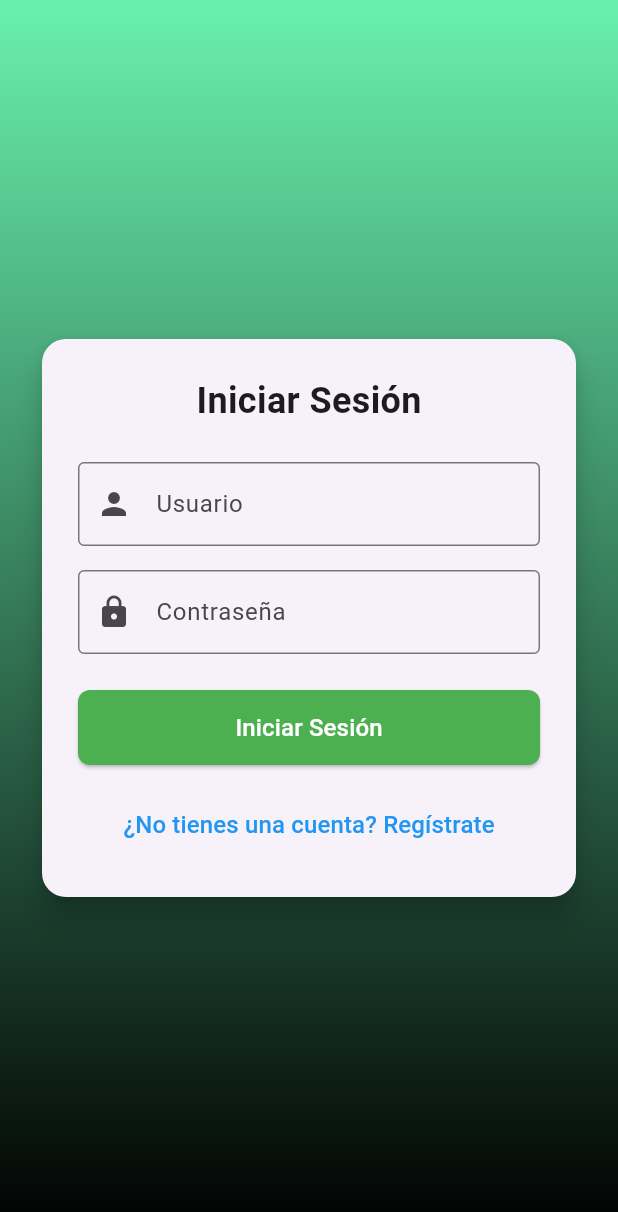
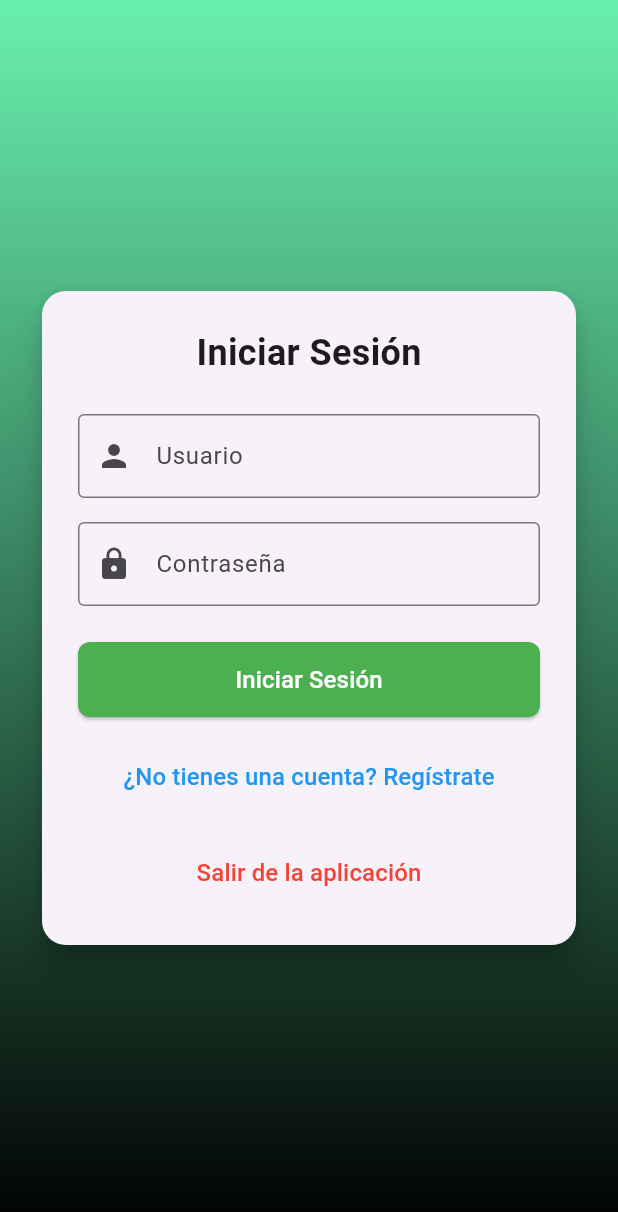
Before and after one commit to JuanCarlos92/App_reparto_Flutter, a Flutter app: the LoginScreen screen opened directly, on a phone screen of 412 x 824 dp. Shown: the top 1212 px of the screen. Run offline on Flutter 3.47's test engine with Material 3 defaults, Android fonts, the light colour scheme and no system bars; our stand-ins replace flutter_secure_storage, geolocator; accounts and stored records are empty.

Commit message:
lista con json client simulando ( sin conexion al back, botones cerrar sesion y salir de la app

```diff
--- /dev/null
+++ b/app_geolocalizacion/lib/screens/login_form.dart
@@ -0,0 +1,179 @@
+import 'dart:io';
+
+import 'package:flutter/material.dart';
+
+// Clase StatefulWidget que representa el formulario de login y registro
+class LoginForm extends StatefulWidget {
+  // Clave global para manejar el estado del formulario
+  final GlobalKey<FormState> formKey;
+
+  // Controladores para los campos de texto de usuario, contraseña y dominio
+  final TextEditingController usernameController;
+  final TextEditingController passwordController;
+  final TextEditingController domainController;
+
+  // Indica si el formulario actual es de login o registro
+  final bool isLoginForm;
+
+  // Callbacks para las acciones de login, registro y cambio de formulario
+  final VoidCallback onLogin;
+  final VoidCallback onRegister;
+  final VoidCallback toggleForm;
+
+  // Estados de carga para los botones de login y registro
+  final bool isLoading;
+  final bool isRegistering;
+
+  // Constructor que recibe todos los parámetros necesarios
+  const LoginForm({
+    super.key,
+    required this.formKey,
+    required this.usernameController,
+    required this.passwordController,
+    required this.domainController,
+    required this.isLoginForm,
+    required this.onLogin,
+    required this.onRegister,
+    required this.toggleForm,
+    required this.isLoading,
+    required this.isRegistering,
+  });
+
+  @override
+  // Método que crea el estado del widget
+  // ignore: library_private_types_in_public_api
+  _LoginFormState createState() => _LoginFormState();
+}
+
+// Clase que maneja el estado del widget LoginForm
+class _LoginFormState extends State<LoginForm> {
+  @override
+  Widget build(BuildContext context) {
+    return Form(
+      // Asigna la clave global al formulario
+      key: widget.formKey,
+      child: Column(
+        // Ajusta el tamaño principal de la columna al mínimo necesario
+        mainAxisSize: MainAxisSize.min,
+        children: [
+          // Título del formulario que cambia según el estado (login o registro)
+          Text(
+            widget.isLoginForm ? 'Iniciar Sesión' : 'Registrarse',
+            style: const TextStyle(
+              fontSize: 24,
+              fontWeight: FontWeight.bold,
+            ),
+          ),
+          const SizedBox(height: 24),
+          // Campo de texto para el nombre de usuario
+          TextFormField(
+            controller: widget.usernameController,
+            decoration: const InputDecoration(
+              labelText: 'Usuario',
+              prefixIcon: Icon(Icons.person),
+              border: OutlineInputBorder(),
+            ),
+            // Validación para asegurar que el campo no esté vacío
+            validator: (value) {
+              if (value == null || value.isEmpty) {
+                return 'Por favor ingresa tu usuario';
+              }
+              return null;
+            },
+          ),
+          const SizedBox(height: 16),
+          // Campo de texto para la contraseña
+          TextFormField(
+            controller: widget.passwordController,
+            decoration: const InputDecoration(
+              labelText: 'Contraseña',
+              prefixIcon: Icon(Icons.lock),
+              border: OutlineInputBorder(),
+            ),
+            // Oculta el texto ingresado
+            obscureText: true,
+            // Validación para asegurar que el campo no esté vacío
+            validator: (value) {
+              if (value == null || value.isEmpty) {
+                return 'Por favor ingresa tu contraseña';
+              }
+              return null;
+            },
+          ),
+          // Si el formulario no es de login, muestra el campo de dominio
+          if (!widget.isLoginForm) ...[
+            const SizedBox(height: 16),
+            TextFormField(
+              controller: widget.domainController,
+              decoration: const InputDecoration(
+                labelText: 'Dominio',
+                prefixIcon: Icon(Icons.public),
+                border: OutlineInputBorder(),
+              ),
+              // Validación para asegurar que el campo no esté vacío
+              validator: (value) {
+                if (value == null || value.isEmpty) {
+                  return 'Por favor ingresa tu dominio';
+                }
+                return null;
+              },
+            ),
+          ],
+          const SizedBox(height: 24),
+          // Botón para enviar el formulario
+          SizedBox(
+            width: double.infinity,
+            height: 50,
+            child: ElevatedButton(
+              // Llama a la función correspondiente según el estado del formulario
+              onPressed: widget.isLoginForm
+                  ? (widget.isLoading ? null : widget.onLogin)
+                  : (widget.isRegistering ? null : widget.onRegister),
+              style: ElevatedButton.styleFrom(
+                // Estilo del botón que cambia según el estado del formulario
+                backgroundColor:
+                    widget.isLoginForm ? Colors.green : Colors.blue,
+                foregroundColor: Colors.white,
+                shape: RoundedRectangleBorder(
+                  borderRadius: BorderRadius.circular(8),
+                ),
+              ),
+              // Muestra un indicador de carga o el texto del botón
+              child: widget.isLoginForm
+                  ? (widget.isLoading
+                      ? const CircularProgressIndicator(color: Colors.white)
+                      : const Text('Iniciar Sesión',
+                          style: TextStyle(fontSize: 16)))
+                  : (widget.isRegistering
+                      ? const CircularProgressIndicator(color: Colors.white)
+                      : const Text('Registrarse',
+                          style: TextStyle(fontSize: 16))),
+            ),
+          ),
+          const SizedBox(height: 16),
+          // Botón para cambiar entre el formulario de login y registro
+          TextButton(
+            onPressed: widget.toggleForm,
+            child: Text(
+              widget.isLoginForm
+                  ? '¿No tienes una cuenta? Regístrate'
+                  : '¿Ya tienes una cuenta? Inicia sesión',
+              style: const TextStyle(fontSize: 16, color: Colors.blue),
+            ),
+          ),
+          const SizedBox(
+            height: 16,
+          ),
+          TextButton(
+              onPressed: () {
+                exit(0);
+              },
+              child: const Text(
+                'Salir de la aplicación',
+                style: TextStyle(fontSize: 16, color: Colors.red),
+              )),
+        ],
+      ),
+    );
+  }
+}
--- a/app_geolocalizacion/lib/screens/login_screen.dart
+++ b/app_geolocalizacion/lib/screens/login_screen.dart
@@ -1,46 +1,61 @@
 import 'package:flutter/material.dart';
 import 'package:app_geolocalizacion/services/auth_service.dart';
+import 'login_form.dart';
 
+// Clase StatefulWidget que representa la pantalla de login
 class LoginScreen extends StatefulWidget {
+  // Constructor que permite pasar una clave opcional
   const LoginScreen({super.key});
 
   @override
+  // Método que crea el estado del widget
   State<LoginScreen> createState() => _LoginScreenState();
 }
 
+// Clase que maneja el estado del widget LoginScreen
 class _LoginScreenState extends State<LoginScreen> {
-  final _formKey = GlobalKey<
-      FormState>(); // Clave global para manejar el estado del formulario
-  final _usernameController =
-      TextEditingController(); // Controlador para el campo de usuario
-  final _passwordController =
-      TextEditingController(); // Controlador para el campo de contraseña
-  final _domainController =
-      TextEditingController(); // Controlador para el campo de dominio (solo para registro)
-  final _authService = AuthService(); // Instancia del servicio de autenticación
-  bool _isLoading = false; // Estado de carga para el botón de login
-  bool _isRegistering = false; // Estado de carga para el botón de registro
-  bool _isLoginForm =
-      true; // Estado que indica si es formulario de login o de registro
+  // Clave global para manejar el estado del formulario
+  final _formKey = GlobalKey<FormState>();
 
+  // Controladores para los campos de texto de usuario, contraseña y dominio
+  final _usernameController = TextEditingController();
+  final _passwordController = TextEditingController();
+  final _domainController = TextEditingController();
+
+  // Instancia del servicio de autenticación
+  final _authService = AuthService();
+
+  // Estados de carga para los botones de login y registro
+  bool _isLoading = false;
+  bool _isRegistering = false;
+
+  // Estado que indica si el formulario actual es de login o registro
+  bool _isLoginForm = true;
+
+  // Método para iniciar sesión
   Future<void> _login() async {
+    // Valida el formulario antes de continuar
     if (!_formKey.currentState!.validate()) return;
 
     setState(() {
+      // Activa el indicador de carga
       _isLoading = true;
     });
 
     try {
+      // Llama al servicio de autenticación para iniciar sesión
       await _authService.login(
         _usernameController.text,
         _passwordController.text,
       );
 
       if (mounted) {
+        // Si la pantalla sigue en el árbol de widgets, redirige a la pantalla de inicio
         Navigator.pushNamedAndRemoveUntil(context, '/home', (route) => false);
       }
     } catch (e) {
       if (mounted) {
+        // Muestra un mensaje de error en caso de fallo en la autenticación
         ScaffoldMessenger.of(context).showSnackBar(
           SnackBar(content: Text(e.toString()), backgroundColor: Colors.red),
         );
@@ -48,20 +63,25 @@ class _LoginScreenState extends State<LoginScreen> {
     } finally {
       if (mounted) {
         setState(() {
+          // Desactiva el indicador de carga
           _isLoading = false;
         });
       }
     }
   }
 
+  // Método para registrarse
   Future<void> _register() async {
+    // Valida el formulario antes de continuar
     if (!_formKey.currentState!.validate()) return;
 
     setState(() {
+      // Activa el indicador de carga para el registro
       _isRegistering = true;
     });
 
     try {
+      // Llama al servicio de autenticación para registrar un nuevo usuario
       await _authService.register(
         _usernameController.text,
         _passwordController.text,
@@ -69,10 +89,12 @@ class _LoginScreenState extends State<LoginScreen> {
       );
 
       if (mounted) {
+        // Si el registro es exitoso, redirige a la pantalla de inicio
         Navigator.pushNamedAndRemoveUntil(context, '/home', (route) => false);
       }
     } catch (e) {
       if (mounted) {
+        // Muestra un mensaje de error en caso de fallo en el registro
         ScaffoldMessenger.of(context).showSnackBar(
           SnackBar(content: Text(e.toString()), backgroundColor: Colors.red),
         );
@@ -80,6 +102,7 @@ class _LoginScreenState extends State<LoginScreen> {
     } finally {
       if (mounted) {
         setState(() {
+          // Desactiva el indicador de carga
           _isRegistering = false;
         });
       }
@@ -89,7 +112,9 @@ class _LoginScreenState extends State<LoginScreen> {
   @override
   Widget build(BuildContext context) {
     return Scaffold(
+      // La estructura principal de la pantalla, que contiene un contenedor y una decoración de fondo
       body: Container(
+        // Aplica un fondo con un degradado de verde a negro
         decoration: const BoxDecoration(
           gradient: LinearGradient(
             colors: [Colors.greenAccent, Colors.black],
@@ -97,130 +122,37 @@ class _LoginScreenState extends State<LoginScreen> {
             end: Alignment.bottomCenter,
           ),
         ),
+        // Centra el contenido dentro del contenedor
         child: Center(
           child: SingleChildScrollView(
+            // Permite que el contenido sea desplazable si es necesario
             padding: const EdgeInsets.all(24.0),
+            // Define una tarjeta con sombra y bordes redondeados
             child: Card(
               elevation: 8,
               shape: RoundedRectangleBorder(
                 borderRadius: BorderRadius.circular(16),
               ),
+              // Añade un relleno alrededor del contenido de la tarjeta
               child: Padding(
                 padding: const EdgeInsets.all(24.0),
-                child: Form(
-                  key: _formKey,
-                  child: Column(
-                    mainAxisSize: MainAxisSize.min,
-                    children: [
-                      Text(
-                        _isLoginForm ? 'Iniciar Sesión' : 'Registrarse',
-                        style: const TextStyle(
-                          fontSize: 24,
-                          fontWeight: FontWeight.bold,
-                        ),
-                      ),
-                      const SizedBox(height: 24),
-                      TextFormField(
-                        controller: _usernameController,
-                        decoration: const InputDecoration(
-                          labelText: 'Usuario',
-                          prefixIcon: Icon(Icons.person),
-                          border: OutlineInputBorder(),
-                        ),
-                        validator: (value) {
-                          if (value == null || value.isEmpty) {
-                            return 'Por favor ingresa tu usuario';
-                          }
-                          return null;
-                        },
-                      ),
-                      const SizedBox(height: 16),
-                      TextFormField(
-                        controller: _passwordController,
-                        decoration: const InputDecoration(
-                          labelText: 'Contraseña',
-                          prefixIcon: Icon(Icons.lock),
-                          border: OutlineInputBorder(),
-                        ),
-                        obscureText: true,
-                        validator: (value) {
-                          if (value == null || value.isEmpty) {
-                            return 'Por favor ingresa tu contraseña';
-                          }
-                          return null;
-                        },
-                      ),
-                      if (!_isLoginForm) ...[
-                        const SizedBox(height: 16),
-                        TextFormField(
-                          controller: _domainController,
-                          decoration: const InputDecoration(
-                            labelText: 'Dominio',
-                            prefixIcon: Icon(Icons.public),
-                            border: OutlineInputBorder(),
-                          ),
-                          validator: (value) {
-                            if (value == null || value.isEmpty) {
-                              return 'Por favor ingresa tu dominio';
-                            }
-                            return null;
-                          },
-                        ),
-                      ],
-                      const SizedBox(height: 24),
-                      SizedBox(
-                        width: double.infinity,
-                        height: 50,
-                        child: ElevatedButton(
-                          onPressed: _isLoginForm
-                              ? (_isLoading ? null : _login)
-                              : (_isRegistering ? null : _register),
-                          style: ElevatedButton.styleFrom(
-                            backgroundColor:
-                                _isLoginForm ? Colors.green : Colors.blue,
-                            foregroundColor: Colors.white,
-                            shape: RoundedRectangleBorder(
-                              borderRadius: BorderRadius.circular(8),
-                            ),
-                          ),
-                          child: _isLoginForm
-                              ? (_isLoading
-                                  ? const CircularProgressIndicator(
-                                      color: Colors.white,
-                                    )
-                                  : const Text(
-                                      'Iniciar Sesión',
-                                      style: TextStyle(fontSize: 16),
-                                    ))
-                              : (_isRegistering
-                                  ? const CircularProgressIndicator(
-                                      color: Colors.white,
-                                    )
-                                  : const Text(
-                                      'Registrarse',
-                                      style: TextStyle(fontSize: 16),
-                                    )),
-                        ),
-                      ),
-                      const SizedBox(height: 16),
-                      TextButton(
-                        onPressed: () {
-                          setState(() {
-                            _isLoginForm = !_isLoginForm;
-                          });
-                        },
-                        child: Text(
-                          _isLoginForm
-                              ? '¿No tienes una cuenta? Regístrate'
-                              : '¿Ya tienes una cuenta? Inicia sesión',
-                          style: const TextStyle(
-                            fontSize: 16,
-                            color: Colors.blue,
-                          ),
-                        ),
-                      ),
-                    ],
-                  ),
+                // Usa el componente LoginForm para mostrar el formulario de login o registro
+                child: LoginForm(
+                  formKey: _formKey,
+                  usernameController: _usernameController,
+                  passwordController: _passwordController,
+                  domainController: _domainController,
+                  isLoginForm: _isLoginForm,
+                  onLogin: _login,
+                  onRegister: _register,
+                  toggleForm: () {
+                    setState(() {
+                      // Alterna entre el formulario de login y registro
+                      _isLoginForm = !_isLoginForm;
+                    });
+                  },
+                  isLoading: _isLoading,
+                  isRegistering: _isRegistering,
                 ),
               ),
             ),
@@ -232,6 +164,7 @@ class _LoginScreenState extends State<LoginScreen> {
 
   @override
   void dispose() {
+    // Libera los recursos de los controladores de texto
     _usernameController.dispose();
     _passwordController.dispose();
     _domainController.dispose();
```
Also changed, not shown: app_geolocalizacion/lib/main.dart (+15 -7 lines), app_geolocalizacion/lib/models/clients.dart (added, +14 -0 lines), app_geolocalizacion/lib/pages/timer_page.dart (+13 -11 lines), app_geolocalizacion/lib/pages/visits_page.dart (+11 -30 lines), app_geolocalizacion/lib/providers/clients_provider.dart (added, +44 -0 lines), app_geolocalizacion/lib/providers/timer_provider.dart (+14 -11 lines), app_geolocalizacion/lib/screens/home_screen.dart (+33 -2 lines), app_geolocalizacion/lib/widgets/header_visits_widget.dart (+32 -21 lines), app_geolocalizacion/lib/widgets/list_clients_widget.dart (added, +68 -0 lines), 5 other files.
